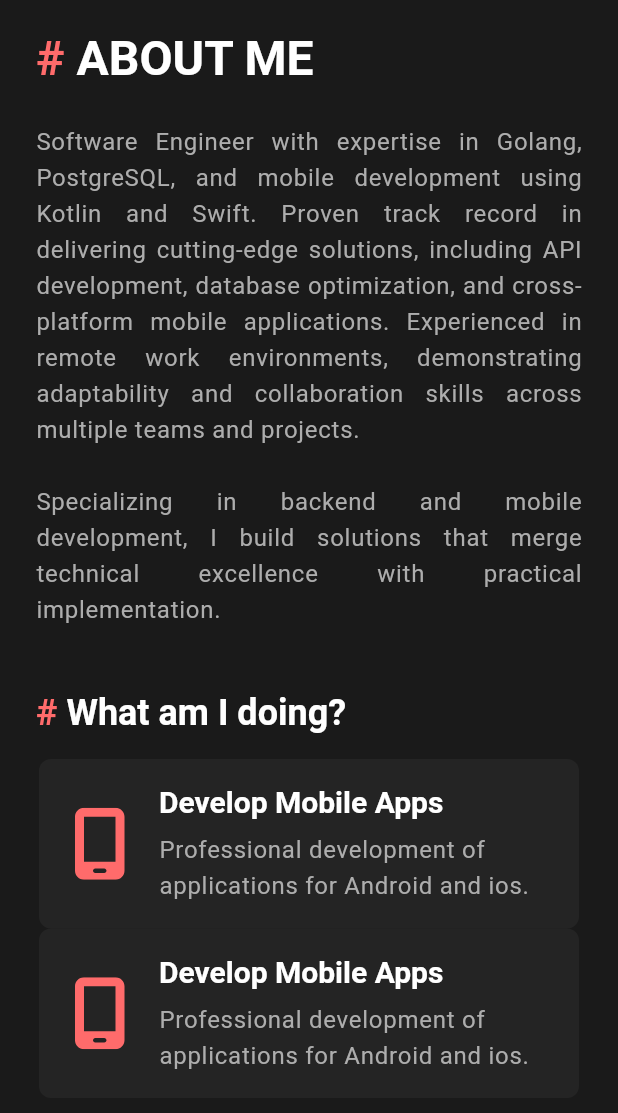
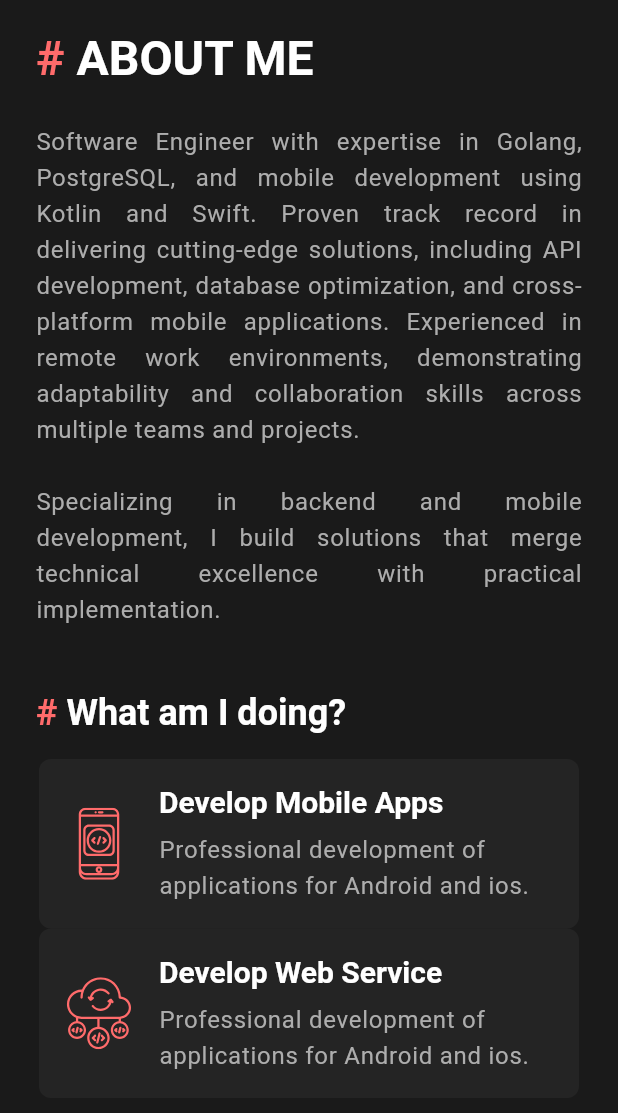
Before and after one commit to juancxdev/portfolio, a Flutter app: the screen it shows after launch, scrolled down 482 dp, on a phone screen of 412 x 824 dp, the part 123-1236 px from its top. Run offline on Flutter 3.47's test engine with Material 3 defaults, Android fonts, the light colour scheme and no system bars; our stand-ins replace firebase_core, flutter_svg, go_router, rive, url_strategy; accounts and stored records are empty; network calls fail; project files that could hold a hidden picture were left out.

Commit message:
New content in about and protfolio

```diff
--- a/lib/core/router/app_router.dart
+++ b/lib/core/router/app_router.dart
@@ -4,7 +4,7 @@
 
 import 'package:juancx/core/env/constants.dart';
 import 'package:juancx/core/router/scaffold_router.dart';
-import 'package:juancx/features/landing/presentation/sections/about_section/about_section_widget.dart';
+import 'package:juancx/features/landing/home.dart';
 
 final GlobalKey<NavigatorState> _rootNavigatorKey =
     GlobalKey<NavigatorState>(debugLabel: 'root');
@@ -44,7 +44,7 @@
           name: RouterConstants.namePortfolio(),
           path: RouterConstants.pathPortfolio(),
           builder: (BuildContext context, GoRouterState state) {
-            return const SizedBox();
+            return const PortfolioSectionWidget();
           },
         ),
 
--- a/lib/features/landing/presentation/sections/about_section/about_section_widget.dart
+++ b/lib/features/landing/presentation/sections/about_section/about_section_widget.dart
@@ -1,7 +1,9 @@
 import 'package:flutter/material.dart';
 import 'package:juancx/core/styles/spacing.dart';
-import 'package:juancx/features/landing/presentation/sections/about_section/widgets/doing_widget.dart';
 import 'package:juancx/features/shared/widgets/widgets.dart';
+
+import 'widgets/skills_widget.dart';
+import 'widgets/doing_widget.dart';
 
 class AboutSectionWidget extends StatelessWidget {
   const AboutSectionWidget({super.key});
@@ -12,6 +14,7 @@
       children: [
         Container(
           padding: SpacingConstants.marginBottomHSection(),
+          color: Theme.of(context).canvasColor,
           child: Column(
             children: [
               TitleH1Section(
@@ -28,6 +31,7 @@
         ),
         Container(
           padding: SpacingConstants.marginBottomHSection(),
+          color: Theme.of(context).canvasColor,
           child: Column(
             children: [
               TitleH2Section(
@@ -35,8 +39,31 @@
               ),
               Wrap(
                 spacing: 48,
-                children: [DoingWidget(), DoingWidget()],
+                children: [
+                  DoingWidget(
+                      icon: "develop-mobile",
+                      title: "Develop Mobile Apps",
+                      description:
+                          "Professional development of applications for Android and ios."),
+                  DoingWidget(
+                      icon: "develop-backend",
+                      title: "Develop Web Service",
+                      description:
+                          "Professional development of applications for Android and ios.")
+                ],
               ),
+            ],
+          ),
+        ),
+        Container(
+          padding: SpacingConstants.marginBottomHSection(),
+          color: Theme.of(context).canvasColor,
+          child: Column(
+            children: [
+              TitleH2Section(
+                text: "Skills",
+              ),
+              SkillsWidget()
             ],
           ),
         ),
--- a/lib/features/landing/presentation/sections/about_section/widgets/doing_widget.dart
+++ b/lib/features/landing/presentation/sections/about_section/widgets/doing_widget.dart
@@ -3,7 +3,13 @@
 
 class DoingWidget extends StatelessWidget {
   final String icon;
-  const DoingWidget({super.key, this.icon = 'mobile'});
+  final String title;
+  final String description;
+  const DoingWidget(
+      {super.key,
+      this.icon = 'mobile',
+      this.title = "Title",
+      this.description = "Description"});
 
   @override
   Widget build(BuildContext context) {
@@ -18,7 +24,7 @@
       child: Row(
         children: [
           SvgPicture.asset(
-            "icons/icon-$icon-section.svg",
+            "icons/icon-$icon.svg",
             width: 48,
             height: 48,
             colorFilter: ColorFilter.mode(
@@ -32,12 +38,12 @@
               crossAxisAlignment: CrossAxisAlignment.start,
               children: [
                 Text(
-                  'Develop Mobile Apps',
+                  title,
                   style: Theme.of(context).textTheme.titleLarge,
                 ),
                 const SizedBox(height: 8),
                 Text(
-                  'Professional development of applications for Android and ios.',
+                  description,
                   style: Theme.of(context).textTheme.bodyLarge,
                 ),
               ],
--- a/lib/features/landing/presentation/sections/sections.dart
+++ b/lib/features/landing/presentation/sections/sections.dart
@@ -1 +1,2 @@
 export 'about_section/about_section_widget.dart';
+export 'portfolio_section/portfolio_section_widget.dart';
--- a/pubspec.yaml
+++ b/pubspec.yaml
@@ -30,7 +30,7 @@
     - icons/
     - images/
     - images/rive/
-    - images/lottie/
+    - images/projects/
 
   # An image asset can refer to one or more resolution-specific "variants", see
   # https://flutter.dev/to/resolution-aware-images
```
Also changed, not shown: lib/features/landing/presentation/sections/about_section/widgets/skills_widget.dart (added, +45 -0 lines), lib/features/landing/presentation/sections/portfolio_section/portfolio_section_widget.dart (added, +46 -0 lines), icons/icon-desktop-section.svg (deleted), icons/icon-develop-backend.svg (added), icons/icon-develop-mobile.svg (added), icons/icon-mobile-section.svg (deleted), icons/icon-skill-figma.svg (added), icons/icon-skill-flutter.svg (added), icons/icon-skill-git.svg (added), icons/icon-skill-golang.svg (added), icons/icon-skill-kotlin.svg (added), icons/icon-skill-postgresql.svg (added), icons/icon-skill-swift.svg (added), images/projects/onlyone.jpg (added).
